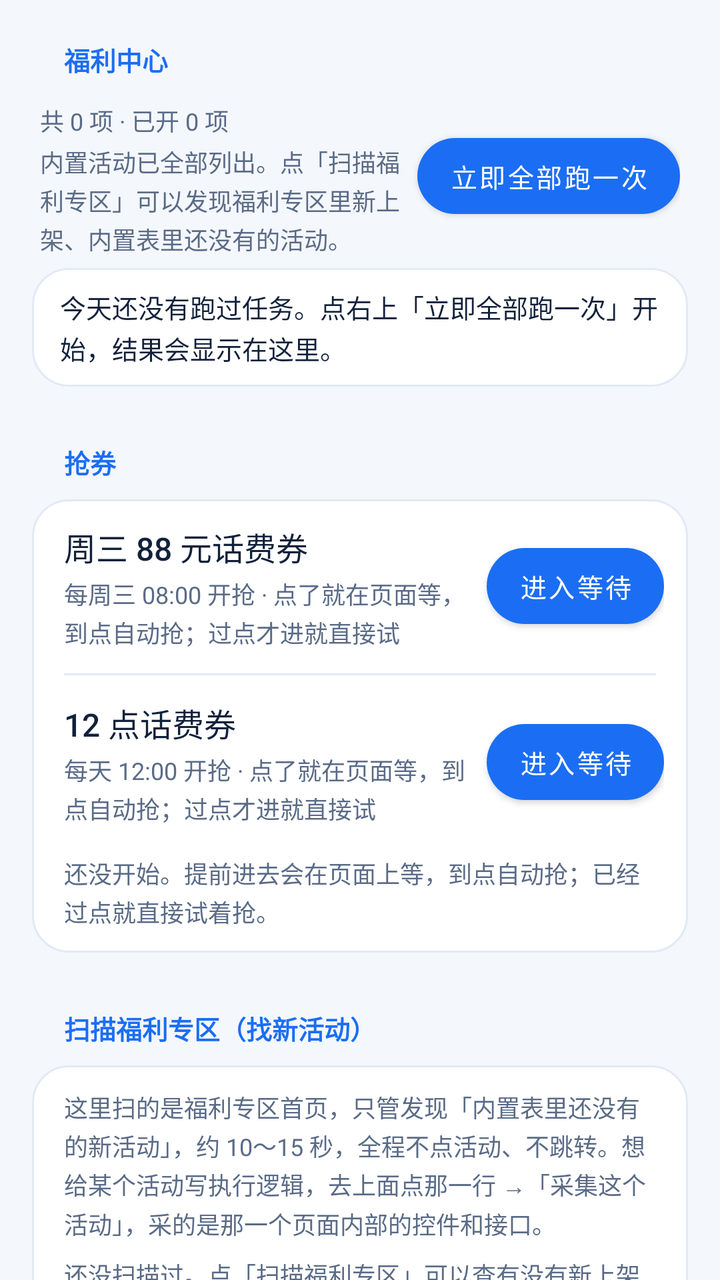
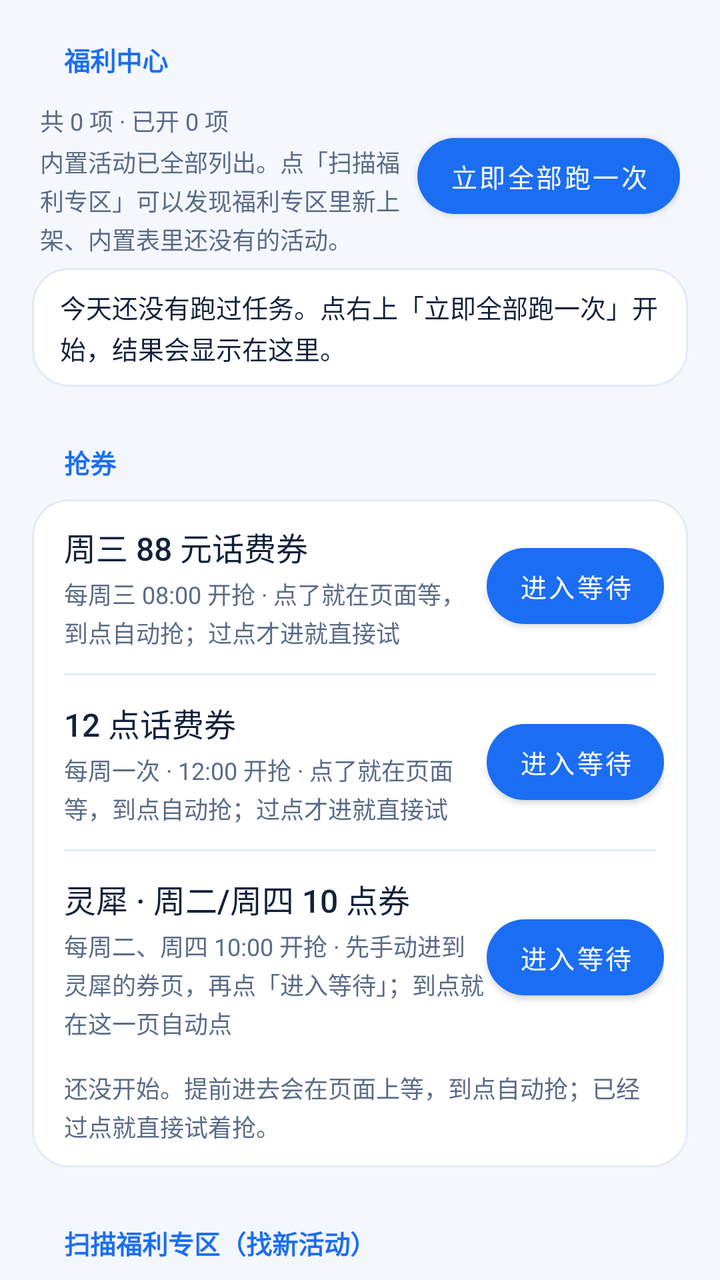

Two renders of the same Android screen: before a commit and after it. Below are the layout's source before the change and the commit's diff.
<!-- AndroidManifest.xml: application theme Theme.CmccHook -->
<!-- res/layout/page_welfare.xml -->
<?xml version="1.0" encoding="utf-8"?>
<ScrollView xmlns:android="http://schemas.android.com/apk/res/android"
    xmlns:app="http://schemas.android.com/apk/res-auto"
    android:layout_width="match_parent"
    android:layout_height="match_parent"
    android:clipToPadding="false"
    android:fillViewport="true"
    android:scrollbars="none">

    <LinearLayout
        android:layout_width="match_parent"
        android:layout_height="wrap_content"
        android:orientation="vertical"
        android:paddingStart="16dp"
        android:paddingEnd="16dp"
        android:paddingBottom="24dp">

        <TextView
            style="@style/SectionTitle"
            android:layout_width="wrap_content"
            android:layout_height="wrap_content"
            android:text="@string/welfare_title" />

        
        <LinearLayout
            android:layout_width="match_parent"
            android:layout_height="wrap_content"
            android:gravity="center_vertical"
            android:orientation="horizontal"
            android:paddingStart="4dp"
            android:paddingEnd="4dp"
            android:paddingBottom="6dp">

            <LinearLayout
                android:layout_width="0dp"
                android:layout_height="wrap_content"
                android:layout_weight="1"
                android:orientation="vertical">

                <TextView
                    android:id="@+id/welfareSummary"
                    style="@style/RowDesc"
                    android:layout_width="match_parent"
                    android:layout_height="wrap_content"
                    android:text="@string/welfare_summary_placeholder" />

                <TextView
                    android:id="@+id/welfareAt"
                    style="@style/RowDesc"
                    android:layout_width="match_parent"
                    android:layout_height="wrap_content"
                    android:text="@string/welfare_never" />
            </LinearLayout>

            
            <com.google.android.material.button.MaterialButton
                android:id="@+id/btnWelfareRunAll"
                android:layout_width="wrap_content"
                android:layout_height="38dp"
                android:insetTop="0dp"
                android:insetBottom="0dp"
                android:text="@string/btn_all"
                android:textAllCaps="false"
                android:textColor="@color/on_primary"
                android:textSize="13sp"
                app:backgroundTint="@color/primary"
                app:cornerRadius="999dp"
                app:elevation="0dp" />
        </LinearLayout>

        
        <LinearLayout
            android:id="@+id/welfareResult"
            android:layout_width="match_parent"
            android:layout_height="wrap_content"
            android:layout_marginBottom="8dp"
            android:background="@drawable/bg_card"
            android:clickable="true"
            android:focusable="true"
            android:orientation="vertical"
            android:paddingStart="14dp"
            android:paddingTop="10dp"
            android:paddingEnd="14dp"
            android:paddingBottom="10dp">

            <TextView
                android:id="@+id/welfareResultLine"
                android:layout_width="match_parent"
                android:layout_height="wrap_content"
                android:lineSpacingExtra="2dp"
                android:text="@string/welfare_result_empty"
                android:textColor="@color/text_primary"
                android:textSize="13sp" />

            <TextView
                android:id="@+id/welfareResultHint"
                android:layout_width="match_parent"
                android:layout_height="wrap_content"
                android:layout_marginTop="4dp"
                android:gravity="end"
                android:text="@string/welfare_result_hint"
                android:textColor="@color/primary"
                android:textSize="11sp"
                android:visibility="gone" />
        </LinearLayout>

        
        <TextView
            style="@style/SectionTitle"
            android:layout_width="wrap_content"
            android:layout_height="wrap_content"
            android:text="@string/grab_title" />

        <LinearLayout
            style="@style/CardBox"
            android:layout_width="match_parent"
            android:layout_height="wrap_content">

            <LinearLayout
                android:layout_width="match_parent"
                android:layout_height="wrap_content"
                android:gravity="center_vertical"
                android:orientation="horizontal"
                android:paddingStart="16dp"
                android:paddingTop="12dp"
                android:paddingEnd="12dp"
                android:paddingBottom="12dp">

                <LinearLayout
                    android:layout_width="0dp"
                    android:layout_height="wrap_content"
                    android:layout_weight="1"
                    android:orientation="vertical">

                    <TextView
                        style="@style/RowTitle"
                        android:layout_width="match_parent"
                        android:layout_height="wrap_content"
                        android:text="@string/grab_wed" />

                    <TextView
                        style="@style/RowDesc"
                        android:layout_width="match_parent"
                        android:layout_height="wrap_content"
                        android:text="@string/grab_wed_desc" />
                </LinearLayout>

                <com.google.android.material.button.MaterialButton
                    android:id="@+id/btnGrabWed"
                    android:layout_width="wrap_content"
                    android:layout_height="38dp"
                    android:insetTop="0dp"
                    android:insetBottom="0dp"
                    android:text="@string/grab_enter"
                    android:textAllCaps="false"
                    android:textColor="@color/on_primary"
                    android:textSize="13sp"
                    app:backgroundTint="@color/primary"
                    app:cornerRadius="999dp"
                    app:elevation="0dp" />
            </LinearLayout>

            <View
                android:layout_width="match_parent"
                android:layout_height="1dp"
                android:layout_marginStart="16dp"
                android:layout_marginEnd="16dp"
                android:background="@color/divider" />

            <LinearLayout
                android:layout_width="match_parent"
                android:layout_height="wrap_content"
                android:gravity="center_vertical"
                android:orientation="horizontal"
                android:paddingStart="16dp"
                android:paddingTop="12dp"
                android:paddingEnd="12dp"
                android:paddingBottom="12dp">

                <LinearLayout
                    android:layout_width="0dp"
                    android:layout_height="wrap_content"
                    android:layout_weight="1"
                    android:orientation="vertical">

                    <TextView
                        style="@style/RowTitle"
                        android:layout_width="match_parent"
                        android:layout_height="wrap_content"
                        android:text="@string/grab_noon" />

                    <TextView
                        style="@style/RowDesc"
                        android:layout_width="match_parent"
                        android:layout_height="wrap_content"
                        android:text="@string/grab_noon_desc" />
                </LinearLayout>

                <com.google.android.material.button.MaterialButton
                    android:id="@+id/btnGrabNoon"
                    android:layout_width="wrap_content"
                    android:layout_height="38dp"
                    android:insetTop="0dp"
                    android:insetBottom="0dp"
                    android:text="@string/grab_enter"
                    android:textAllCaps="false"
                    android:textColor="@color/on_primary"
                    android:textSize="13sp"
                    app:backgroundTint="@color/primary"
                    app:cornerRadius="999dp"
                    app:elevation="0dp" />
            </LinearLayout>

            <TextView
                android:id="@+id/grabStatus"
                style="@style/RowDesc"
                android:layout_width="match_parent"
                android:layout_height="wrap_content"
                android:paddingStart="16dp"
                android:paddingEnd="16dp"
                android:paddingBottom="12dp"
                android:text="@string/grab_idle" />
        </LinearLayout>

        <LinearLayout
            android:id="@+id/welfareList"
            android:layout_width="match_parent"
            android:layout_height="wrap_content"
            android:orientation="vertical" />

        <TextView
            style="@style/SectionTitle"
            android:layout_width="wrap_content"
            android:layout_height="wrap_content"
            android:layout_marginTop="8dp"
            android:text="@string/probe_title" />

        <LinearLayout
            style="@style/CardBox"
            android:layout_width="match_parent"
            android:layout_height="wrap_content"
            android:orientation="vertical">

            <TextView
                style="@style/RowDesc"
                android:layout_width="match_parent"
                android:layout_height="wrap_content"
                android:paddingStart="16dp"
                android:paddingTop="12dp"
                android:paddingEnd="16dp"
                android:paddingBottom="4dp"
                android:text="@string/probe_hint" />

            <TextView
                android:id="@+id/probeSummary"
                style="@style/RowDesc"
                android:layout_width="match_parent"
                android:layout_height="wrap_content"
                android:paddingStart="16dp"
                android:paddingTop="4dp"
                android:paddingEnd="16dp"
                android:paddingBottom="8dp"
                android:text="@string/probe_no_report" />

            <LinearLayout
                android:layout_width="match_parent"
                android:layout_height="wrap_content"
                android:gravity="end"
                android:orientation="horizontal"
                android:paddingStart="16dp"
                android:paddingEnd="16dp"
                android:paddingBottom="12dp">

                <com.google.android.material.button.MaterialButton
                    android:id="@+id/btnProbeExport"
                    style="@style/Widget.Material3.Button.TextButton"
                    android:layout_width="wrap_content"
                    android:layout_height="40dp"
                    android:insetTop="0dp"
                    android:insetBottom="0dp"
                    android:text="@string/probe_export"
                    android:textAllCaps="false"
                    android:textSize="13sp" />

                <com.google.android.material.button.MaterialButton
                    android:id="@+id/btnProbeStart"
                    android:layout_width="wrap_content"
                    android:layout_height="40dp"
                    android:layout_marginStart="8dp"
                    android:insetTop="0dp"
                    android:insetBottom="0dp"
                    android:text="@string/probe_start"
                    android:textAllCaps="false"
                    android:textColor="@color/on_primary"
                    android:textSize="13sp"
                    app:backgroundTint="@color/primary"
                    app:cornerRadius="999dp"
                    app:elevation="0dp" />
            </LinearLayout>
        </LinearLayout>
    </LinearLayout>
</ScrollView>
<!-- resources referenced by this layout -->
<resources>
  <color name="divider">#E2EAF5</color>
  <color name="on_primary">#FFFFFF</color>
  <color name="primary">#1B6EF3</color>
  <color name="text_primary">#12213B</color>
  <!-- drawable bg_card (drawable) -->
  <?xml version="1.0" encoding="utf-8"?>
  <shape xmlns:android="http://schemas.android.com/apk/res/android"
      android:shape="rectangle">
      <solid android:color="@color/container_low" />
      <stroke android:width="1dp" android:color="@color/divider" />
      <corners android:radius="18dp" />
  </shape>
  <string name="btn_all">立即全部跑一次</string>
  <string name="grab_enter">进入等待</string>
  <string name="grab_idle">还没开始。提前进去会在页面上等，到点自动抢；已经过点就直接试着抢。</string>
  <string name="grab_noon">12 点话费券</string>
  <string name="grab_noon_desc">每天 12:00 开抢 · 点了就在页面等，到点自动抢；过点才进就直接试</string>
  <string name="grab_title">抢券</string>
  <string name="grab_wed">周三 88 元话费券</string>
  <string name="grab_wed_desc">每周三 08:00 开抢 · 点了就在页面等，到点自动抢；过点才进就直接试</string>
  <string name="probe_export">导出原始数据</string>
  <string name="probe_hint">这里扫的是福利专区首页，只管发现「内置表里还没有的新活动」，约 10～15 秒，全程不点活动、不跳转。想给某个活动写执行逻辑，去上面点那一行 →「采集这个活动」，采的是那一个页面内部的控件和接口。</string>
  <string name="probe_no_report">还没扫描过。点「扫描福利专区」可以查有没有新上架的活动。</string>
  <string name="probe_start">扫描福利专区</string>
  <string name="probe_title">扫描福利专区（找新活动）</string>
  <string name="welfare_never">内置活动已全部列出。点「扫描福利专区」可以发现福利专区里新上架、内置表里还没有的活动。</string>
  <string name="welfare_result_empty">今天还没有跑过任务。点右上「立即全部跑一次」开始，结果会显示在这里。</string>
  <string name="welfare_result_hint">点此查看任务明细 ›</string>
  <string name="welfare_summary_placeholder">共 0 项 · 已开 0 项</string>
  <string name="welfare_title">福利中心</string>
  <style name="CardBox">
          <item name="android:background">@drawable/bg_card</item>
          <item name="android:orientation">vertical</item>
      </style>
  <style name="RowDesc">
          <item name="android:textSize">12sp</item>
          <item name="android:textColor">@color/text_secondary</item>
          <item name="android:lineSpacingExtra">2dp</item>
          <item name="android:paddingTop">3dp</item>
      </style>
  <style name="RowTitle">
          <item name="android:textSize">16sp</item>
          <item name="android:fontFamily">sans-serif-medium</item>
          <item name="android:textColor">@color/text_primary</item>
      </style>
  <style name="SectionTitle">
          <item name="android:textSize">13sp</item>
          <item name="android:fontFamily">sans-serif-medium</item>
          <item name="android:textStyle">bold</item>
          <item name="android:textColor">@color/primary</item>
          <item name="android:paddingStart">16dp</item>
          <item name="android:paddingEnd">16dp</item>
          <item name="android:paddingTop">20dp</item>
          <item name="android:paddingBottom">9dp</item>
      </style>
  <color name="container_low">#FFFFFF</color>
  <color name="text_secondary">#5A6B87</color>
  <color name="primary_dark">#0B4FC4</color>
  <color name="surface">#FFFFFF</color>
  <color name="background">#F4F7FC</color>
  <color name="brand_start">#1B6EF3</color>
  <!-- unchanged entries left out for length: 1 -->
</resources>

<!-- the commit's change to res/layout/page_welfare.xml (unified diff, before → after) -->
@@ -211,85 +211,49 @@
                     app:elevation="0dp" />
             </LinearLayout>
 
-            <TextView
-                android:id="@+id/grabStatus"
-                style="@style/RowDesc"
-                android:layout_width="match_parent"
-                android:layout_height="wrap_content"
-                android:paddingStart="16dp"
-                android:paddingEnd="16dp"
-                android:paddingBottom="12dp"
-                android:text="@string/grab_idle" />
-        </LinearLayout>
-
-        <LinearLayout
-            android:id="@+id/welfareList"
-            android:layout_width="match_parent"
-            android:layout_height="wrap_content"
-            android:orientation="vertical" />
-
-        <TextView
-            style="@style/SectionTitle"
-            android:layout_width="wrap_content"
-            android:layout_height="wrap_content"
-            android:layout_marginTop="8dp"
-            android:text="@string/probe_title" />
-
-        <LinearLayout
-            style="@style/CardBox"
-            android:layout_width="match_parent"
-            android:layout_height="wrap_content"
-            android:orientation="vertical">
-
-            <TextView
-                style="@style/RowDesc"
-                android:layout_width="match_parent"
-                android:layout_height="wrap_content"
+            <View
+                android:layout_width="match_parent"
+                android:layout_height="1dp"
+                android:layout_marginStart="16dp"
+                android:layout_marginEnd="16dp"
+                android:background="@color/divider" />
+
+            <LinearLayout
+                android:layout_width="match_parent"
+                android:layout_height="wrap_content"
+                android:gravity="center_vertical"
+                android:orientation="horizontal"
                 android:paddingStart="16dp"
                 android:paddingTop="12dp"
-                android:paddingEnd="16dp"
-                android:paddingBottom="4dp"
-                android:text="@string/probe_hint" />
-
-            <TextView
-                android:id="@+id/probeSummary"
-                style="@style/RowDesc"
-                android:layout_width="match_parent"
-                android:layout_height="wrap_content"
-                android:paddingStart="16dp"
-                android:paddingTop="4dp"
-                android:paddingEnd="16dp"
-                android:paddingBottom="8dp"
-                android:text="@string/probe_no_report" />
-
-            <LinearLayout
-                android:layout_width="match_parent"
-                android:layout_height="wrap_content"
-                android:gravity="end"
-                android:orientation="horizontal"
-                android:paddingStart="16dp"
-                android:paddingEnd="16dp"
+                android:paddingEnd="12dp"
                 android:paddingBottom="12dp">
 
-                <com.google.android.material.button.MaterialButton
-                    android:id="@+id/btnProbeExport"
-                    style="@style/Widget.Material3.Button.TextButton"
-                    android:layout_width="wrap_content"
-                    android:layout_height="40dp"
-                    android:insetTop="0dp"
-                    android:insetBottom="0dp"
-                    android:text="@string/probe_export"
-                    android:textAllCaps="false"
-                    android:textSize="13sp" />
-
-                <com.google.android.material.button.MaterialButton
-                    android:id="@+id/btnProbeStart"
-                    android:layout_width="wrap_content"
-                    android:layout_height="40dp"
-                    android:layout_marginStart="8dp"
-                    android:insetTop="0dp"
-                    android:insetBottom="0dp"
-                    android:text="@string/probe_start"
+                <LinearLayout
+                    android:layout_width="0dp"
+                    android:layout_height="wrap_content"
+                    android:layout_weight="1"
+                    android:orientation="vertical">
+
+                    <TextView
+                        style="@style/RowTitle"
+                        android:layout_width="match_parent"
+                        android:layout_height="wrap_content"
+                        android:text="@string/grab_lingxi" />
+
+                    <TextView
+                        style="@style/RowDesc"
+                        android:layout_width="match_parent"
+                        android:layout_height="wrap_content"
+                        android:text="@string/grab_lingxi_desc" />
+                </LinearLayout>
+
+                <com.google.android.material.button.MaterialButton
+                    android:id="@+id/btnGrabLingxi"
+                    android:layout_width="wrap_content"
+                    android:layout_height="38dp"
+                    android:insetTop="0dp"
+                    android:insetBottom="0dp"
+                    android:text="@string/grab_enter"
                     android:textAllCaps="false"
                     android:textColor="@color/on_primary"
                     android:textSize="13sp"
@@ -297,6 +261,93 @@
                     app:cornerRadius="999dp"
                     app:elevation="0dp" />
             </LinearLayout>
+
+            <TextView
+                android:id="@+id/grabStatus"
+                style="@style/RowDesc"
+                android:layout_width="match_parent"
+                android:layout_height="wrap_content"
+                android:paddingStart="16dp"
+                android:paddingEnd="16dp"
+                android:paddingBottom="12dp"
+                android:text="@string/grab_idle" />
+        </LinearLayout>
+
+        <LinearLayout
+            android:id="@+id/welfareList"
+            android:layout_width="match_parent"
+            android:layout_height="wrap_content"
+            android:orientation="vertical" />
+
+        <TextView
+            style="@style/SectionTitle"
+            android:layout_width="wrap_content"
+            android:layout_height="wrap_content"
+            android:layout_marginTop="8dp"
+            android:text="@string/probe_title" />
+
+        <LinearLayout
+            style="@style/CardBox"
+            android:layout_width="match_parent"
+            android:layout_height="wrap_content"
+            android:orientation="vertical">
+
+            <TextView
+                style="@style/RowDesc"
+                android:layout_width="match_parent"
+                android:layout_height="wrap_content"
+                android:paddingStart="16dp"
+                android:paddingTop="12dp"
+                android:paddingEnd="16dp"
+                android:paddingBottom="4dp"
+                android:text="@string/probe_hint" />
+
+            <TextView
+                android:id="@+id/probeSummary"
+                style="@style/RowDesc"
+                android:layout_width="match_parent"
+                android:layout_height="wrap_content"
+                android:paddingStart="16dp"
+                android:paddingTop="4dp"
+                android:paddingEnd="16dp"
+                android:paddingBottom="8dp"
+                android:text="@string/probe_no_report" />
+
+            <LinearLayout
+                android:layout_width="match_parent"
+                android:layout_height="wrap_content"
+                android:gravity="end"
+                android:orientation="horizontal"
+                android:paddingStart="16dp"
+                android:paddingEnd="16dp"
+                android:paddingBottom="12dp">
+
+                <com.google.android.material.button.MaterialButton
+                    android:id="@+id/btnProbeExport"
+                    style="@style/Widget.Material3.Button.TextButton"
+                    android:layout_width="wrap_content"
+                    android:layout_height="40dp"
+                    android:insetTop="0dp"
+                    android:insetBottom="0dp"
+                    android:text="@string/probe_export"
+                    android:textAllCaps="false"
+                    android:textSize="13sp" />
+
+                <com.google.android.material.button.MaterialButton
+                    android:id="@+id/btnProbeStart"
+                    android:layout_width="wrap_content"
+                    android:layout_height="40dp"
+                    android:layout_marginStart="8dp"
+                    android:insetTop="0dp"
+                    android:insetBottom="0dp"
+                    android:text="@string/probe_start"
+                    android:textAllCaps="false"
+                    android:textColor="@color/on_primary"
+                    android:textSize="13sp"
+                    app:backgroundTint="@color/primary"
+                    app:cornerRadius="999dp"
+                    app:elevation="0dp" />
+            </LinearLayout>
         </LinearLayout>
     </LinearLayout>
 </ScrollView>
<!-- resource entries referenced after the edit -->
@@ -15,8 +15,10 @@
   <string name="btn_all">立即全部跑一次</string>
   <string name="grab_enter">进入等待</string>
   <string name="grab_idle">还没开始。提前进去会在页面上等，到点自动抢；已经过点就直接试着抢。</string>
+  <string name="grab_lingxi">灵犀 · 周二/周四 10 点券</string>
+  <string name="grab_lingxi_desc">每周二、周四 10:00 开抢 · 先手动进到灵犀的券页，再点「进入等待」；到点就在这一页自动点</string>
   <string name="grab_noon">12 点话费券</string>
-  <string name="grab_noon_desc">每天 12:00 开抢 · 点了就在页面等，到点自动抢；过点才进就直接试</string>
+  <string name="grab_noon_desc">每周一次 · 12:00 开抢 · 点了就在页面等，到点自动抢；过点才进就直接试</string>
   <string name="grab_title">抢券</string>
   <string name="grab_wed">周三 88 元话费券</string>
   <string name="grab_wed_desc">每周三 08:00 开抢 · 点了就在页面等，到点自动抢；过点才进就直接试</string>
